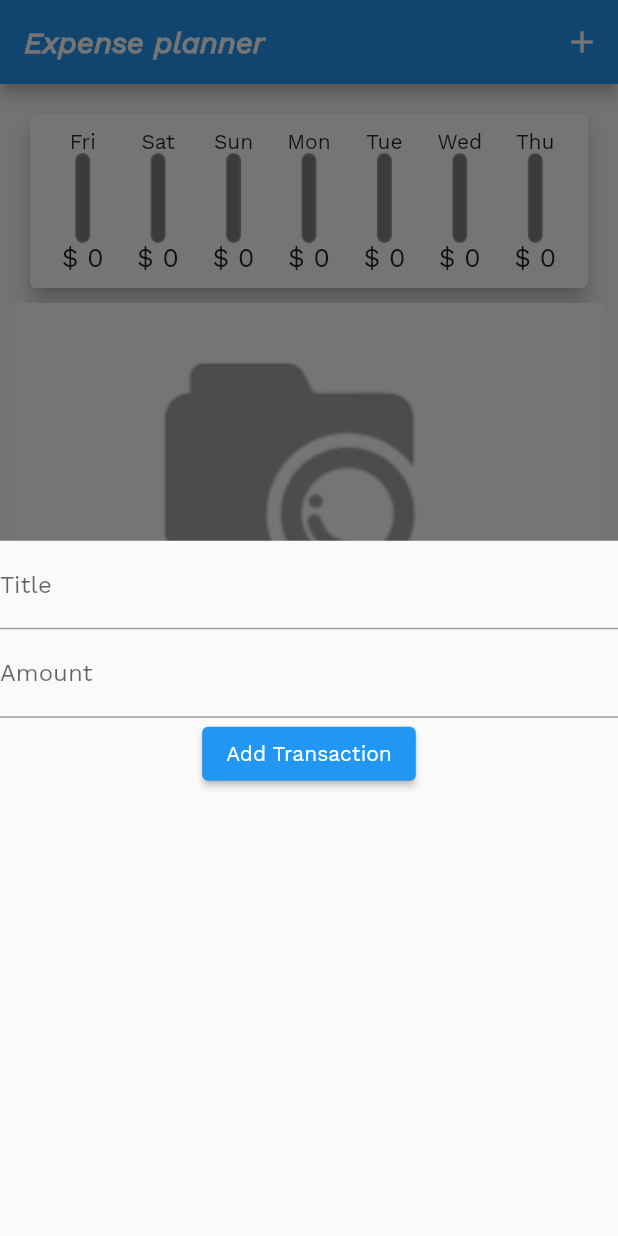
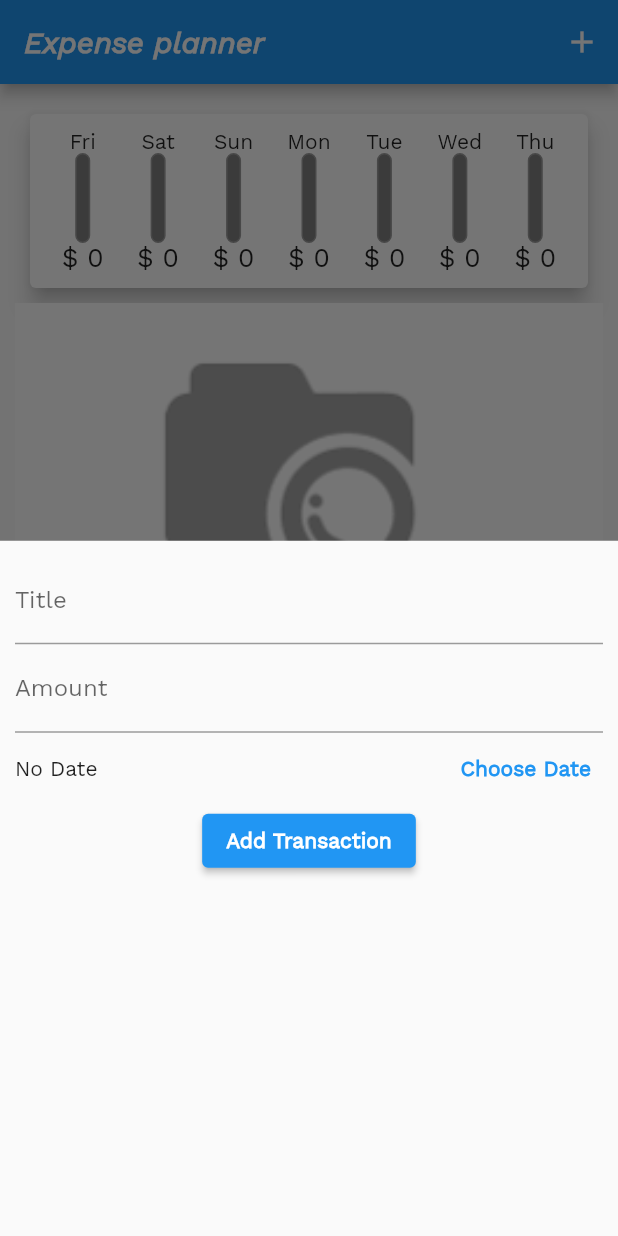
Before and after one commit to jasaplohl/expense_planner, a Flutter app: the screen it shows after launch, after a tap on the "add" icon, on a phone screen of 412 x 824 dp. Run offline on Flutter 3.47's test engine with Material 2 defaults, Android fonts, the phone set to English and light mode, and no system bars.

Commit message:
Added the date picker.

```diff
--- a/lib/main.dart
+++ b/lib/main.dart
@@ -30,6 +30,11 @@ ThemeData _customTheme = ThemeData(
       fontStyle: FontStyle.italic,
       fontSize: fontSize,
       fontWeight: FontWeight.bold
+    )
+  ),
+  textTheme: const TextTheme(
+      button: TextStyle(
+        fontWeight: FontWeight.bold
       )
   )
 );
--- a/lib/widgets/app_content.dart
+++ b/lib/widgets/app_content.dart
@@ -31,8 +31,8 @@ class _AppContentState extends State<AppContent> {
     );
   }
 
-  void _addTransaction(String title, double amount) {
-    Transaction newTransaction = Transaction(title: title, amount: amount, timeStamp: DateTime.now());
+  void _addTransaction(String title, double amount, DateTime date) {
+    Transaction newTransaction = Transaction(title: title, amount: amount, timeStamp: date);
 
     setState(() {
       _transactions.add(newTransaction);
--- a/lib/widgets/transaction_input.dart
+++ b/lib/widgets/transaction_input.dart
@@ -1,4 +1,5 @@
 import 'package:flutter/material.dart';
+import 'package:intl/intl.dart';
 
 class TransactionInput extends StatefulWidget {
 
@@ -14,6 +15,7 @@ class TransactionInput extends StatefulWidget {
 class _TransactionInputState extends State<TransactionInput> {
   final TextEditingController titleController = TextEditingController();
   final TextEditingController amountController = TextEditingController();
+  DateTime? _date;
 
   final InputDecoration titleInputDecoration = const InputDecoration(
     labelText: "Title"
@@ -26,14 +28,15 @@ class _TransactionInputState extends State<TransactionInput> {
   void submitTransaction() {
     final String title = titleController.text.trim();
     double amount;
+
     if(amountController.text.isNotEmpty) {
       amount = double.parse(amountController.text);
     } else {
       amount = 0;
     }
 
-    if(isDataValid(title, amount)) {
-      widget.addTransaction(title, amount);
+    if(isDataValid(title, amount, _date)) {
+      widget.addTransaction(title, amount, _date);
       // Close the modal sheet
       // Context is defined class wide in the State class
       Navigator.of(context).pop();
@@ -42,19 +45,39 @@ class _TransactionInputState extends State<TransactionInput> {
 
   }
 
+  void openDatePicker() {
+    showDatePicker(
+      context: context,
+      initialDate: DateTime.now(),
+      firstDate: DateTime(2021),
+      lastDate: DateTime.now()
+    )
+      .then((value) => {
+        setState(() {
+          if(value != null) {
+            _date = value;
+          }
+        })
+      }
+    );
+  }
+
   void clearInputFields() {
     titleController.text = "";
     amountController.text = "";
+    _date = null;
   }
 
-  bool isDataValid(String title, double amount) {
-    bool valid = title.isNotEmpty && amount > 0;
+  bool isDataValid(String title, double amount, DateTime? date) {
+    bool valid = title.isNotEmpty && amount > 0 && date != null;
     return valid;
   }
 
   @override
   Widget build(BuildContext context) {
-    return Column(
+    return Container(
+      margin: EdgeInsets.all(10),
+      child: Column(
         children: [
           TextField(
             decoration: titleInputDecoration,
@@ -68,6 +91,13 @@ class _TransactionInputState extends State<TransactionInput> {
             controller: amountController,
             onSubmitted: (_) => submitTransaction(),
           ),
+          Row(
+            mainAxisAlignment: MainAxisAlignment.spaceBetween,
+            children: [
+              Text(_date == null ? "No Date" : DateFormat("dd. MM. yyyy").format(_date as DateTime)),
+              TextButton(onPressed: openDatePicker, child: Text("Choose Date"))
+            ],
+          ),
           ElevatedButton(
             onPressed: () {
               submitTransaction();
@@ -75,6 +105,7 @@ class _TransactionInputState extends State<TransactionInput> {
             child: Text("Add Transaction")
           )
         ]
+      )
     );
   }
 }
```
Also changed, not shown: lib/widgets/transaction_page.dart (deleted, +0 -40 lines). Lines whose indentation alone changed are shown as unchanged.
